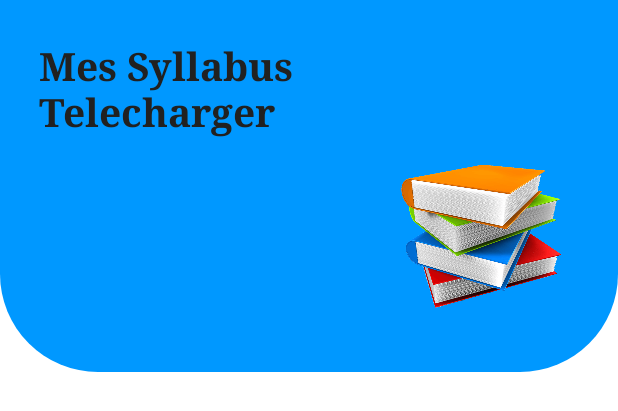
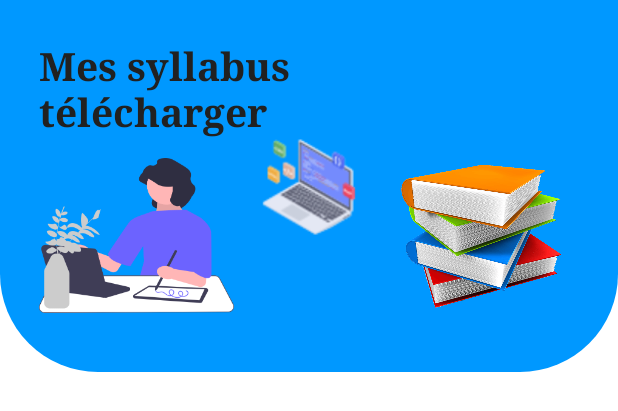
Before and after one commit to BabiMumba/esis_app, an Android app: the layout fragment_course.xml on its own in the app's theme, with its tools: preview values and no code run, on a phone screen of 412 x 824 dp. Shown: the top 411 px of the screen. Run offline under Robolectric (Android 15) with nearby library versions, the phone set to English and light mode, and no system bars.

Commit message:
add new fie

```diff
--- a/app/src/main/java/com/BabiMumba/Esis_app/admin/AllusersActivity.kt
+++ b/app/src/main/java/com/BabiMumba/Esis_app/admin/AllusersActivity.kt
@@ -30,7 +30,6 @@ class AllusersActivity : AppCompatActivity() {
         //Rreference des utilisateur
 
         val ref = FirebaseFirestore.getInstance().collection("Utilisateurs")
-
         val options = FirestoreRecyclerOptions.Builder<modeluser>()
             .setQuery(
                 ref,
--- a/app/src/main/res/layout/content_fragement_home.xml
+++ b/app/src/main/res/layout/content_fragement_home.xml
@@ -251,8 +251,7 @@
                                 android:layout_height="@dimen/_60sdp"
                                 android:layout_alignParentEnd="true"
                                 android:maxHeight="@dimen/_80sdp"
-                                android:src="@drawable/apprendre_u"
-                                />
+                                android:src="@drawable/apprendre_u" />
 
                             <TextView
                                 android:layout_width="wrap_content"
--- a/app/src/main/res/layout/fragment_course.xml
+++ b/app/src/main/res/layout/fragment_course.xml
@@ -39,10 +39,10 @@
                     android:layout_height="match_parent">
 
                     <RelativeLayout
-                        android:background="@drawable/backround_view_user_profil"
                         android:id="@+id/r1"
                         android:layout_width="match_parent"
                         android:layout_height="wrap_content"
+                        android:background="@drawable/backround_view_user_profil"
                         android:padding="@dimen/_20sdp">
 
                         <TextView
@@ -50,7 +50,7 @@
                             android:layout_width="wrap_content"
                             android:layout_height="wrap_content"
                             android:fontFamily="serif"
-                            android:text="Mes Syllabus\nTelecharger"
+                            android:text="Mes syllabus\ntélécharger "
                             android:textColor="@color/primary_text"
                             android:textSize="@dimen/_20sdp"
                             android:textStyle="bold" />
@@ -61,6 +61,18 @@
                             android:layout_below="@id/txt"
                             android:layout_alignParentEnd="true"
                             android:src="@drawable/book_img" />
+                        <ImageView
+                            android:layout_width="@dimen/_100sdp"
+                            android:layout_height="@dimen/_100sdp"
+                            android:layout_below="@id/txt"
+                            android:layout_alignParentStart="true"
+                            android:src="@drawable/apprendre_u" />
+                        <ImageView
+                            android:layout_width="@dimen/_50sdp"
+                            android:layout_height="@dimen/_50sdp"
+                            android:layout_below="@id/txt"
+                            android:layout_centerHorizontal="true"
+                            android:src="@drawable/developement_ic" />
 
                     </RelativeLayout>
 
```
